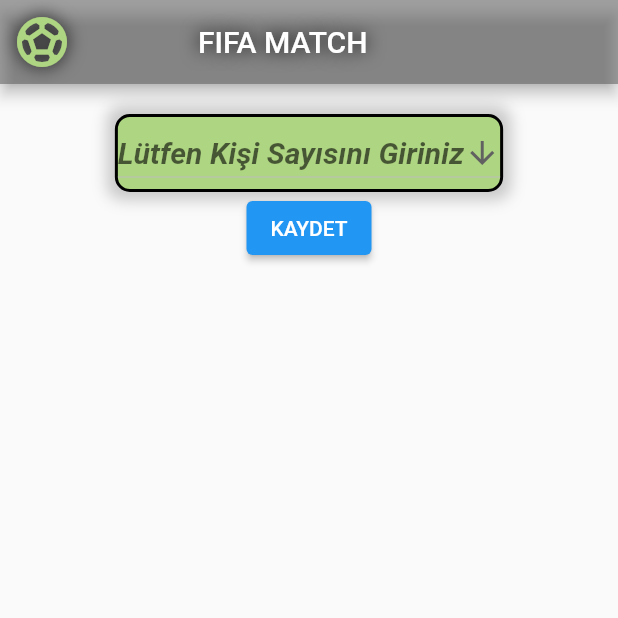
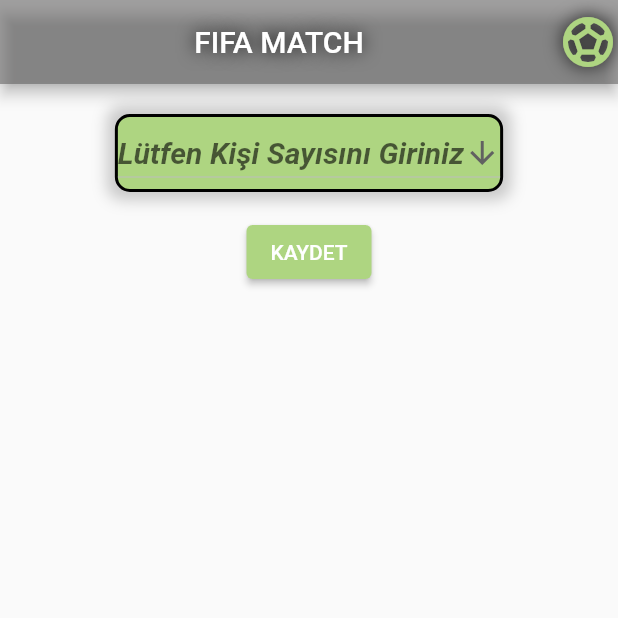
Before and after one commit to EnesDindar/Flutter-project1, a Flutter app: the screen it shows after launch, on a phone screen of 412 x 824 dp, the top half of it. Run offline on Flutter 3.47's test engine with Material 2 defaults, Android fonts, the phone set to English and light mode, and no system bars; our stand-ins replace dio; accounts and stored records are empty.

Commit message:
7. commit

```diff
--- a/uygulama/lib/main.dart
+++ b/uygulama/lib/main.dart
@@ -1,5 +1,6 @@
 import 'package:flutter/material.dart';
 import 'package:uygulama/view/homePage.dart';
+import 'package:uygulama/view/secondScreen.dart';
 
 void main() {
   runApp(const MyApp());
@@ -10,6 +11,11 @@
   @override
   Widget build(BuildContext context) {
     return MaterialApp(
+      initialRoute: '/',
+      routes: {
+        '/uygulama/lib/view/homePage.dart': (context) => homePage(),
+        '/uygulama/lib/view/secondScreen.dart': (context) => secondScreen(),
+      },
       title: '',
       debugShowCheckedModeBanner: false,
       theme: ThemeData.light(),
--- /dev/null
+++ b/uygulama/lib/product/product/widget/callback_dropdown.dart
@@ -0,0 +1 @@
+// TODO Implement this library.
--- a/uygulama/lib/product/widget/callback_dropdown.dart
+++ b/uygulama/lib/product/widget/callback_dropdown.dart
@@ -1,5 +1,5 @@
 import 'package:flutter/material.dart';
-
+import 'package:uygulama/product/widget/elevatedButton.dart';
 import '../../view/homePage.dart';
 
 class CallBackDropdown extends StatefulWidget {
@@ -11,14 +11,14 @@
 }
 
 class _CallBackDropdownState extends State<CallBackDropdown> {
-  CallbackUser? _user;
+  CallbackUser? user;
 
-  void _updateUser(CallbackUser? item) {
+  void updateUser(CallbackUser? item) {
     setState(() {
-      _user = item;
+      user = item;
     });
-    if (_user != null) {
-      widget.onUserSelected.call(_user!);
+    if (user != null) {
+      widget.onUserSelected.call(user!);
     }
   }
 
@@ -36,7 +36,7 @@
           fontSize: 20,
         ),
         hint: const Text("Lütfen Kişi Sayısını Giriniz"),
-        value: _user,
+        value: user,
         items: CallbackUser.dummyUsers().map((e) {
           return DropdownMenuItem(
             alignment: Alignment.center,
@@ -51,6 +51,6 @@
             value: e,
           );
         }).toList(),
-        onChanged: _updateUser);
+        onChanged: updateUser);
   }
 }
--- a/uygulama/lib/product/widget/elevatedButton.dart
+++ b/uygulama/lib/product/widget/elevatedButton.dart
@@ -1,11 +1,13 @@
 import 'package:flutter/material.dart';
+import 'package:uygulama/product/widget/callback_dropdown.dart';
 import 'package:uygulama/view/homePage.dart';
+import '../product/widget/callback_dropdown.dart';
 
 import '../../view/secondScreen.dart';
 
 class elevatedButton1 extends StatefulWidget {
-  const elevatedButton1({super.key});
-
+  const elevatedButton1({super.key, this.onNumber});
+  final bool Function(int number)? onNumber;
   @override
   State<elevatedButton1> createState() => _elevatedButton1State();
 }
@@ -14,8 +16,12 @@
   @override
   Widget build(BuildContext context) {
     return ElevatedButton(
+      style: ElevatedButton.styleFrom(primary: themeColors1().color1),
       onPressed: () {
-        Navigator.push(context, MaterialPageRoute(builder: (context) => secondScreen()));
+        setState(() {
+          Navigator.push(context, MaterialPageRoute(builder: (context) => CallBackDropdown(onUserSelected: (user) {})));
+          Navigator.pushNamed(context, '/uygulama/lib/view/secondScreen.dart');
+        });
       },
       child: const Text('KAYDET'),
     );
--- a/uygulama/lib/view/homePage.dart
+++ b/uygulama/lib/view/homePage.dart
@@ -4,8 +4,6 @@
 import '../product/widget/callback_dropdown.dart';
 
 class homePage extends StatefulWidget {
-  homePage({super.key});
-
   @override
   State<homePage> createState() => _homePageState();
 }
@@ -15,14 +13,14 @@
   Widget build(BuildContext context) {
     return Scaffold(
         appBar: AppBar(
-            automaticallyImplyLeading: true,
-            backgroundColor: const Color.fromARGB(137, 90, 89, 89),
-            leading: Icon(Icons.sports_soccer_outlined,
+          backgroundColor: const Color.fromARGB(137, 90, 89, 89),
+          actions: [
+            Icon(Icons.sports_soccer_outlined,
                 color: themeColors1().color1, shadows: const [Shadow(color: Colors.black, blurRadius: 15.0)], size: 40),
-            title: const Padding(
-              padding: EdgeInsets.symmetric(horizontal: 60),
-              child: Text('FIFA MATCH', style: TextStyle(shadows: [Shadow(color: Colors.black, blurRadius: 15.0)])),
-            )),
+          ],
+          title: const Center(
+              child: Text('FIFA MATCH', style: TextStyle(shadows: [Shadow(color: Colors.black, blurRadius: 15.0)]))),
+        ),
         body: Center(
           child: Column(
             children: [
@@ -40,11 +38,10 @@
                           blurRadius: 8,
                         ),
                       ]),
-                  child: CallBackDropdown(onUserSelected: (CallbackUser user) {
-                    print(user);
-                  }),
+                  child: CallBackDropdown(onUserSelected: (CallbackUser user) {}),
                 ),
               ),
+              Text(''),
               elevatedButton1()
             ],
           ),
```
Also changed, not shown: uygulama/lib/view/secondScreen.dart (+10 -8 lines).
